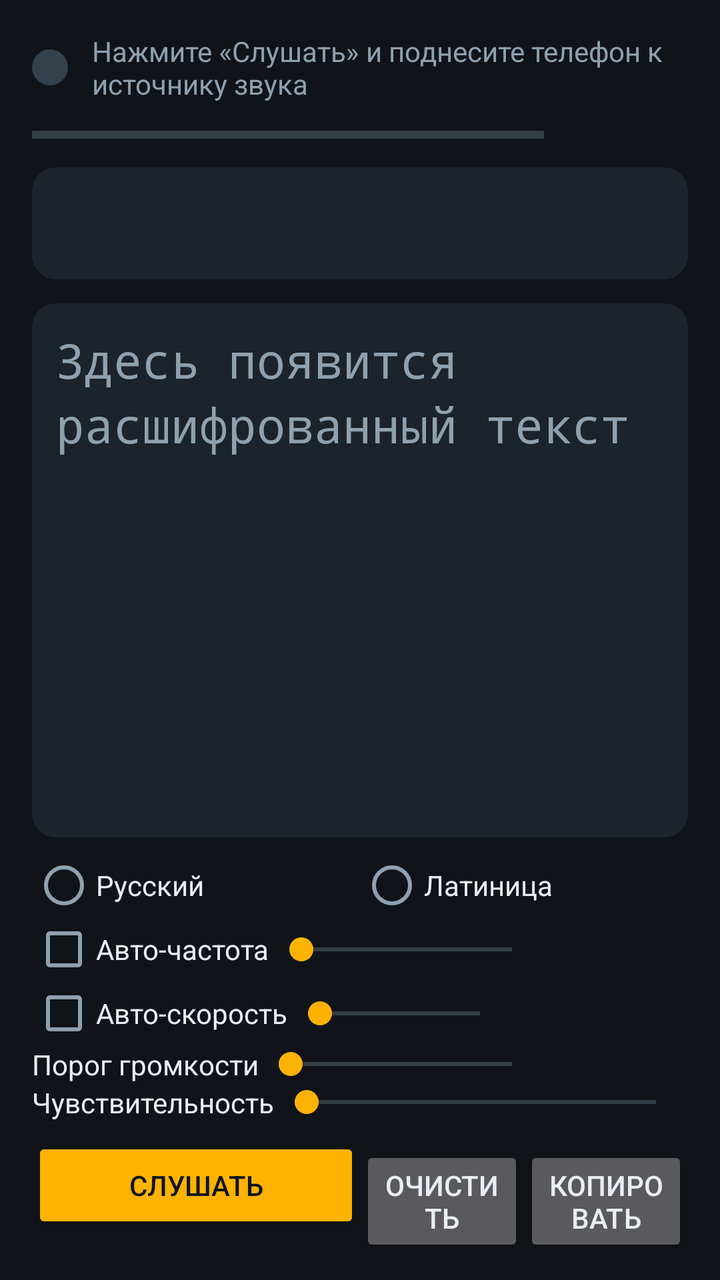
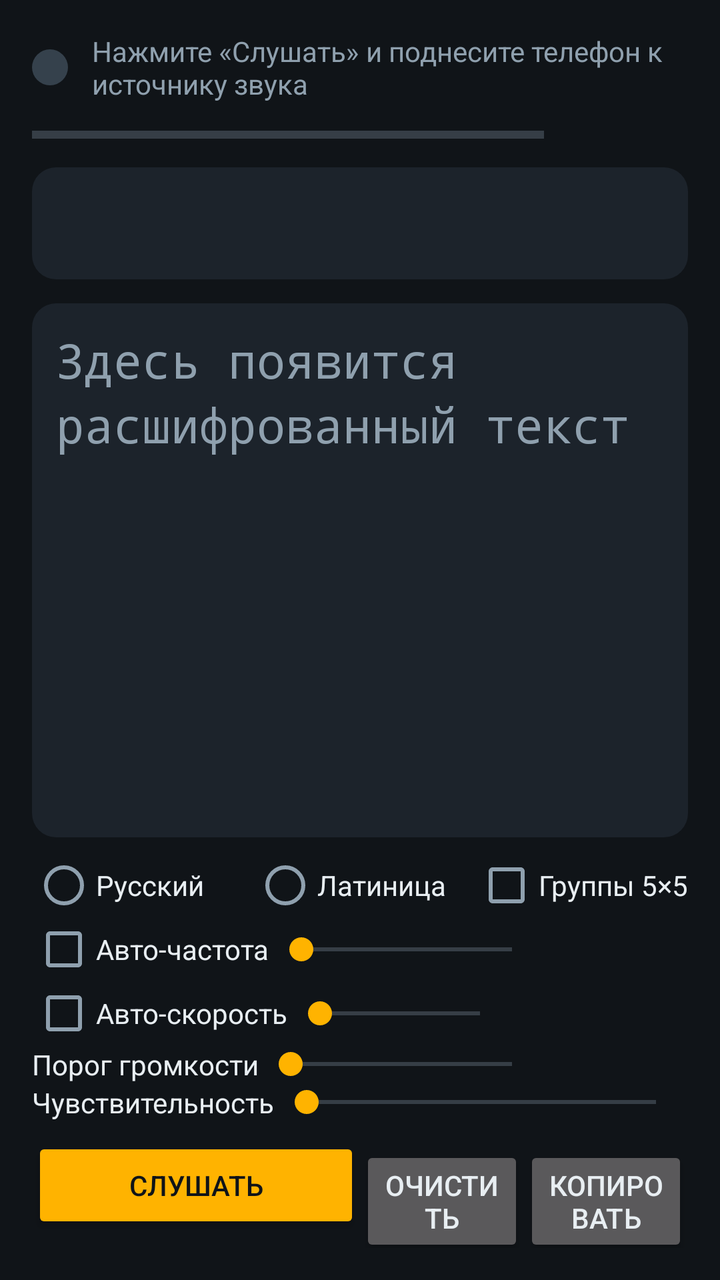

Before-and-after screenshots of an Android layout around one commit, followed by the original layout XML and the change that was made.
<!-- AndroidManifest.xml: application theme AppTheme -->
<!-- res/layout/activity_main.xml -->
<?xml version="1.0" encoding="utf-8"?>
<LinearLayout xmlns:android="http://schemas.android.com/apk/res/android"
    android:id="@+id/root"
    android:layout_width="match_parent"
    android:layout_height="match_parent"
    android:orientation="vertical"
    android:padding="16dp">

    <LinearLayout
        android:layout_width="match_parent"
        android:layout_height="wrap_content"
        android:gravity="center_vertical"
        android:orientation="horizontal">

        <View
            android:id="@+id/indicator"
            android:layout_width="18dp"
            android:layout_height="18dp"
            android:background="@drawable/indicator" />

        <TextView
            android:id="@+id/status"
            android:layout_width="0dp"
            android:layout_height="wrap_content"
            android:layout_marginStart="12dp"
            android:layout_weight="1"
            android:text="@string/status_idle"
            android:textColor="@color/text_secondary"
            android:textSize="14sp" />
    </LinearLayout>

    <LinearLayout
        android:layout_width="match_parent"
        android:layout_height="wrap_content"
        android:layout_marginTop="8dp"
        android:gravity="center_vertical"
        android:orientation="horizontal">

        <ProgressBar
            android:id="@+id/level"
            style="@android:style/Widget.Material.ProgressBar.Horizontal"
            android:layout_width="0dp"
            android:layout_height="wrap_content"
            android:layout_weight="1"
            android:max="100" />

        <TextView
            android:id="@+id/levelValue"
            android:layout_width="72dp"
            android:layout_height="wrap_content"
            android:fontFamily="monospace"
            android:gravity="end"
            android:textColor="@color/text_secondary"
            android:textSize="12sp" />
    </LinearLayout>

    <TextView
        android:id="@+id/currentCode"
        android:layout_width="match_parent"
        android:layout_height="56dp"
        android:layout_marginTop="8dp"
        android:background="@drawable/panel"
        android:fontFamily="monospace"
        android:gravity="center"
        android:textColor="@color/accent"
        android:textSize="36sp"
        android:textStyle="bold" />

    <ScrollView
        android:id="@+id/textScroll"
        android:layout_width="match_parent"
        android:layout_height="0dp"
        android:layout_marginTop="12dp"
        android:layout_weight="1"
        android:background="@drawable/panel"
        android:padding="12dp">

        <TextView
            android:id="@+id/decodedText"
            android:layout_width="match_parent"
            android:layout_height="wrap_content"
            android:fontFamily="monospace"
            android:hint="@string/hint_text"
            android:lineSpacingExtra="4dp"
            android:textColor="@color/text_primary"
            android:textColorHint="@color/text_secondary"
            android:textIsSelectable="true"
            android:textSize="24sp" />
    </ScrollView>

    <RadioGroup
        android:id="@+id/alphabet"
        android:layout_width="match_parent"
        android:layout_height="wrap_content"
        android:layout_marginTop="8dp"
        android:orientation="horizontal">

        <RadioButton
            android:id="@+id/alphabetCyrillic"
            android:layout_width="0dp"
            android:layout_height="wrap_content"
            android:layout_weight="1"
            android:text="@string/alphabet_cyrillic"
            android:textColor="@color/text_primary" />

        <RadioButton
            android:id="@+id/alphabetLatin"
            android:layout_width="0dp"
            android:layout_height="wrap_content"
            android:layout_weight="1"
            android:text="@string/alphabet_latin"
            android:textColor="@color/text_primary" />
    </RadioGroup>

    <LinearLayout
        android:layout_width="match_parent"
        android:layout_height="wrap_content"
        android:gravity="center_vertical"
        android:orientation="horizontal">

        <CheckBox
            android:id="@+id/autoFrequency"
            android:layout_width="wrap_content"
            android:layout_height="wrap_content"
            android:text="@string/auto_frequency"
            android:textColor="@color/text_primary" />

        <SeekBar
            android:id="@+id/frequency"
            android:layout_width="0dp"
            android:layout_height="wrap_content"
            android:layout_weight="1" />

        <TextView
            android:id="@+id/frequencyValue"
            android:layout_width="72dp"
            android:layout_height="wrap_content"
            android:gravity="end"
            android:textColor="@color/text_secondary" />
    </LinearLayout>

    <LinearLayout
        android:layout_width="match_parent"
        android:layout_height="wrap_content"
        android:gravity="center_vertical"
        android:orientation="horizontal">

        <CheckBox
            android:id="@+id/autoSpeed"
            android:layout_width="wrap_content"
            android:layout_height="wrap_content"
            android:text="@string/auto_speed"
            android:textColor="@color/text_primary" />

        <SeekBar
            android:id="@+id/speed"
            android:layout_width="0dp"
            android:layout_height="wrap_content"
            android:layout_weight="1" />

        <TextView
            android:id="@+id/speedValue"
            android:layout_width="88dp"
            android:layout_height="wrap_content"
            android:gravity="end"
            android:textColor="@color/text_secondary" />
    </LinearLayout>

    <LinearLayout
        android:layout_width="match_parent"
        android:layout_height="wrap_content"
        android:gravity="center_vertical"
        android:orientation="horizontal">

        <TextView
            android:layout_width="wrap_content"
            android:layout_height="wrap_content"
            android:text="@string/volume_threshold"
            android:textColor="@color/text_primary" />

        <SeekBar
            android:id="@+id/volumeThreshold"
            android:layout_width="0dp"
            android:layout_height="wrap_content"
            android:layout_weight="1" />

        <TextView
            android:id="@+id/volumeThresholdValue"
            android:layout_width="72dp"
            android:layout_height="wrap_content"
            android:gravity="end"
            android:textColor="@color/text_secondary" />
    </LinearLayout>

    <LinearLayout
        android:layout_width="match_parent"
        android:layout_height="wrap_content"
        android:gravity="center_vertical"
        android:orientation="horizontal">

        <TextView
            android:layout_width="wrap_content"
            android:layout_height="wrap_content"
            android:text="@string/sensitivity"
            android:textColor="@color/text_primary" />

        <SeekBar
            android:id="@+id/sensitivity"
            android:layout_width="0dp"
            android:layout_height="wrap_content"
            android:layout_weight="1"
            android:max="20" />
    </LinearLayout>

    <LinearLayout
        android:layout_width="match_parent"
        android:layout_height="wrap_content"
        android:layout_marginTop="8dp"
        android:orientation="horizontal">

        <Button
            android:id="@+id/startStop"
            android:layout_width="0dp"
            android:layout_height="wrap_content"
            android:layout_weight="2"
            android:backgroundTint="@color/accent"
            android:text="@string/start"
            android:textColor="@color/background" />

        <Button
            android:id="@+id/clear"
            android:layout_width="0dp"
            android:layout_height="wrap_content"
            android:layout_weight="1"
            android:text="@string/clear" />

        <Button
            android:id="@+id/copy"
            android:layout_width="0dp"
            android:layout_height="wrap_content"
            android:layout_weight="1"
            android:text="@string/copy" />
    </LinearLayout>
</LinearLayout>
<!-- resources referenced by this layout -->
<resources>
  <color name="accent">#FFFFB300</color>
  <color name="background">#FF101418</color>
  <color name="text_primary">#FFE8EEF2</color>
  <color name="text_secondary">#FF8FA0AE</color>
  <!-- drawable indicator (drawable) -->
  <?xml version="1.0" encoding="utf-8"?>
  <shape xmlns:android="http://schemas.android.com/apk/res/android"
      android:shape="oval">
      <solid android:color="@color/signal_off" />
  </shape>
  <!-- drawable panel (drawable) -->
  <?xml version="1.0" encoding="utf-8"?>
  <shape xmlns:android="http://schemas.android.com/apk/res/android"
      android:shape="rectangle">
      <solid android:color="@color/surface" />
      <corners android:radius="12dp" />
  </shape>
  <string name="alphabet_cyrillic">Русский</string>
  <string name="alphabet_latin">Латиница</string>
  <string name="auto_frequency">Авто-частота</string>
  <string name="auto_speed">Авто-скорость</string>
  <string name="clear">Очистить</string>
  <string name="copy">Копировать</string>
  <string name="hint_text">Здесь появится расшифрованный текст</string>
  <string name="sensitivity">Чувствительность</string>
  <string name="start">Слушать</string>
  <string name="status_idle">Нажмите «Слушать» и поднесите телефон к источнику звука</string>
  <string name="volume_threshold">Порог громкости</string>
  <style name="AppTheme" parent="@android:style/Theme.Material.NoActionBar">
          <item name="android:colorPrimary">@color/surface</item>
          <item name="android:colorPrimaryDark">@color/background</item>
          <item name="android:colorAccent">@color/accent</item>
          <item name="android:windowBackground">@color/background</item>
          <item name="android:statusBarColor">@color/background</item>
          <item name="android:navigationBarColor">@color/background</item>
          <item name="android:textColorPrimary">@color/text_primary</item>
          <item name="android:textColorSecondary">@color/text_secondary</item>
      </style>
  <color name="signal_off">#FF35414C</color>
  <color name="surface">#FF1C232B</color>
</resources>

<!-- the commit's change to res/layout/activity_main.xml (unified diff, before → after) -->
@@ -88,29 +88,44 @@
             android:textSize="24sp" />
     </ScrollView>
 
-    <RadioGroup
-        android:id="@+id/alphabet"
-        android:layout_width="match_parent"
-        android:layout_height="wrap_content"
-        android:layout_marginTop="8dp"
-        android:orientation="horizontal">
-
-        <RadioButton
-            android:id="@+id/alphabetCyrillic"
-            android:layout_width="0dp"
-            android:layout_height="wrap_content"
-            android:layout_weight="1"
-            android:text="@string/alphabet_cyrillic"
-            android:textColor="@color/text_primary" />
-
-        <RadioButton
-            android:id="@+id/alphabetLatin"
-            android:layout_width="0dp"
-            android:layout_height="wrap_content"
-            android:layout_weight="1"
-            android:text="@string/alphabet_latin"
-            android:textColor="@color/text_primary" />
-    </RadioGroup>
+    <LinearLayout
+        android:layout_width="match_parent"
+        android:layout_height="wrap_content"
+        android:layout_marginTop="8dp"
+        android:gravity="center_vertical"
+        android:orientation="horizontal">
+
+        <RadioGroup
+            android:id="@+id/alphabet"
+            android:layout_width="0dp"
+            android:layout_height="wrap_content"
+            android:layout_weight="1"
+            android:orientation="horizontal">
+
+            <RadioButton
+                android:id="@+id/alphabetCyrillic"
+                android:layout_width="0dp"
+                android:layout_height="wrap_content"
+                android:layout_weight="1"
+                android:text="@string/alphabet_cyrillic"
+                android:textColor="@color/text_primary" />
+
+            <RadioButton
+                android:id="@+id/alphabetLatin"
+                android:layout_width="0dp"
+                android:layout_height="wrap_content"
+                android:layout_weight="1"
+                android:text="@string/alphabet_latin"
+                android:textColor="@color/text_primary" />
+        </RadioGroup>
+
+        <CheckBox
+            android:id="@+id/groupMode"
+            android:layout_width="wrap_content"
+            android:layout_height="wrap_content"
+            android:text="@string/group_mode"
+            android:textColor="@color/text_primary" />
+    </LinearLayout>
 
     <LinearLayout
         android:layout_width="match_parent"
<!-- resource entries referenced after the edit -->
@@ -23,6 +23,7 @@
   <string name="auto_speed">Авто-скорость</string>
   <string name="clear">Очистить</string>
   <string name="copy">Копировать</string>
+  <string name="group_mode">Группы 5×5</string>
   <string name="hint_text">Здесь появится расшифрованный текст</string>
   <string name="sensitivity">Чувствительность</string>
   <string name="start">Слушать</string>
